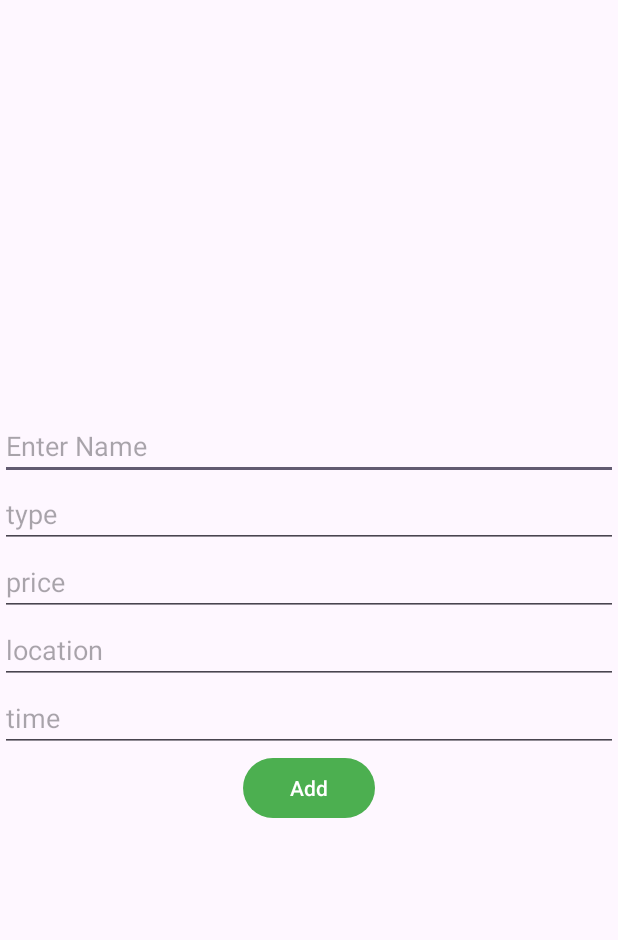
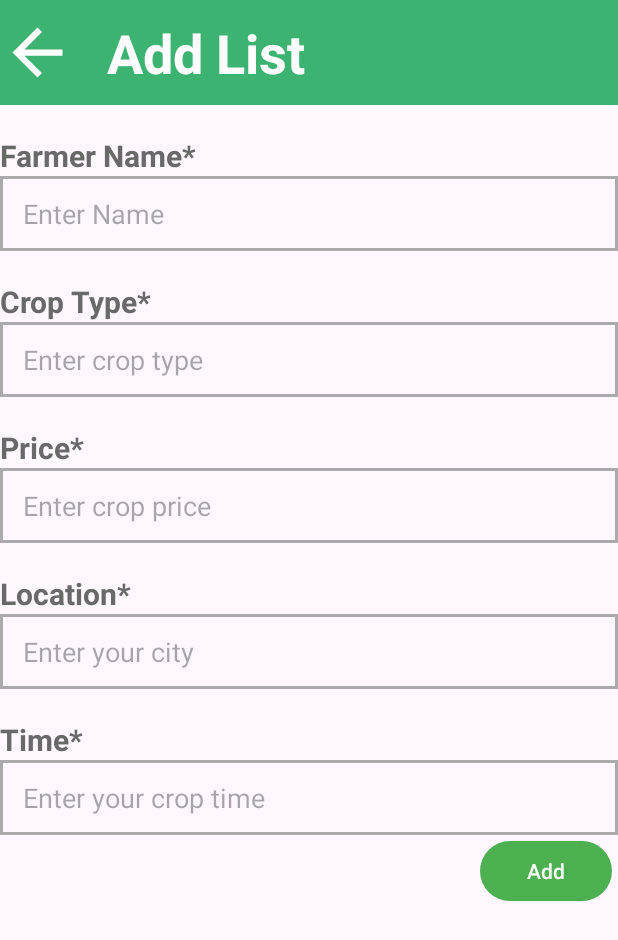
Before and after one commit to YashTanna/Farming-Management-App, an Android app: the Farmer_add_item screen opened directly, with no data from a screen before it, on a phone screen of 412 x 824 dp. Shown: the top 940 px of the screen. Run offline under Robolectric (Android 15) with nearby library versions, the phone set to English and light mode, and no system bars.

Commit message:
Update activity_farmer_add_item.xml

```diff
--- a/app/src/main/res/layout/activity_farmer_add_item.xml
+++ b/app/src/main/res/layout/activity_farmer_add_item.xml
@@ -7,46 +7,166 @@
     android:layout_width="match_parent"
     android:layout_height="match_parent"
     android:orientation="vertical"
-    android:gravity="center"
     tools:context=".Farmer_add_item">
+    <include layout="@layout/toolbar"/>
 
-
+    <TextView
+        android:id="@+id/Text2"
+        android:layout_width="wrap_content"
+        android:layout_height="wrap_content"
+        android:layout_marginLeft="0dp"
+        android:layout_marginTop="0dp"
+        android:paddingTop="20dp"
+        android:text="Farmer Name*"
+        android:textStyle="bold"
+        android:textColor="#696969"
+        android:textSize="20sp" />
+    <LinearLayout
+        android:id="@+id/phoneLayout"
+        android:layout_width="match_parent"
+        android:layout_height="50dp"
+        android:layout_below="@id/dotsAndPipeline"
+        android:orientation="horizontal"
+        android:background="@drawable/rectangle_border"
+        android:padding="5dp">
 
         <EditText
             android:id="@+id/name"
+            android:layout_width="wrap_content"
+            android:layout_height="wrap_content"
+            android:layout_marginStart="10dp"
+            android:hint="Enter Name"
+            android:background="@null"
+            android:textSize="18dp"
+            android:layout_gravity="center_vertical"
+            android:textColor="#A9A9A9"/>
+    </LinearLayout>
+    <TextView
+        android:id="@+id/Text3"
+        android:layout_width="wrap_content"
+        android:layout_height="wrap_content"
+        android:layout_marginLeft="0dp"
+        android:layout_marginTop="0dp"
+        android:paddingTop="20dp"
+        android:text="Crop Type*"
+        android:textStyle="bold"
+        android:textColor="#696969"
+        android:textSize="20sp" />
+    <LinearLayout
+        android:id="@+id/phoneLayout1"
         android:layout_width="match_parent"
-        android:layout_height="wrap_content"
-        android:hint="Enter Name"/>
+        android:layout_height="50dp"
+        android:layout_below="@id/dotsAndPipeline"
+        android:background="@drawable/rectangle_border"
+        android:padding="5dp">
 
         <EditText
             android:id="@+id/type"
+            android:layout_width="wrap_content"
+            android:layout_height="wrap_content"
+            android:layout_marginStart="10dp"
+            android:hint="Enter crop type"
+            android:background="@null"
+            android:textSize="18dp"
+            android:layout_gravity="center_vertical"
+            android:textColor="#A9A9A9"/>
+    </LinearLayout>
+    <TextView
+        android:id="@+id/Text4"
+        android:layout_width="wrap_content"
+        android:layout_height="wrap_content"
+        android:layout_marginLeft="0dp"
+        android:layout_marginTop="0dp"
+        android:paddingTop="20dp"
+        android:text="Price*"
+        android:textStyle="bold"
+        android:textColor="#696969"
+        android:textSize="20sp" />
+    <LinearLayout
+        android:id="@+id/phoneLayout2"
         android:layout_width="match_parent"
-        android:layout_height="wrap_content"
-        android:hint="type"/>
+        android:layout_height="50dp"
+        android:layout_below="@id/dotsAndPipeline"
+        android:background="@drawable/rectangle_border"
+        android:padding="5dp">
 
         <EditText
             android:id="@+id/price"
+            android:layout_width="wrap_content"
+            android:layout_height="wrap_content"
+            android:layout_marginStart="10dp"
+            android:hint="Enter crop price"
+            android:background="@null"
+            android:textSize="18dp"
+            android:layout_gravity="center_vertical"
+            android:textColor="#A9A9A9"/>
+    </LinearLayout>
+    <TextView
+        android:id="@+id/Text5"
+        android:layout_width="wrap_content"
+        android:layout_height="wrap_content"
+        android:layout_marginLeft="0dp"
+        android:layout_marginTop="0dp"
+        android:paddingTop="20dp"
+        android:text="Location*"
+        android:textStyle="bold"
+        android:textColor="#696969"
+        android:textSize="20sp" />
+    <LinearLayout
+        android:id="@+id/phoneLayout3"
         android:layout_width="match_parent"
-        android:layout_height="wrap_content"
-        android:hint="price"/>
+        android:layout_height="50dp"
+        android:layout_below="@id/dotsAndPipeline"
+        android:background="@drawable/rectangle_border"
+        android:padding="5dp">
 
         <EditText
             android:id="@+id/location"
+            android:layout_width="wrap_content"
+            android:layout_height="wrap_content"
+            android:layout_marginStart="10dp"
+            android:hint="Enter your city"
+            android:background="@null"
+            android:textSize="18dp"
+            android:layout_gravity="center_vertical"
+            android:textColor="#A9A9A9"/>
+    </LinearLayout>
+    <TextView
+        android:id="@+id/Text6"
+        android:layout_width="wrap_content"
+        android:layout_height="wrap_content"
+        android:layout_marginLeft="0dp"
+        android:layout_marginTop="0dp"
+        android:paddingTop="20dp"
+        android:text="Time*"
+        android:textStyle="bold"
+        android:textColor="#696969"
+        android:textSize="20sp" />
+    <LinearLayout
+        android:id="@+id/phoneLayout4"
         android:layout_width="match_parent"
-        android:layout_height="wrap_content"
-        android:hint="location"/>
+        android:layout_height="50dp"
+        android:layout_below="@id/dotsAndPipeline"
+        android:background="@drawable/rectangle_border"
+        android:padding="5dp">
 
         <EditText
             android:id="@+id/time"
-        android:layout_width="match_parent"
+            android:layout_width="wrap_content"
             android:layout_height="wrap_content"
-        android:hint="time"/>
+            android:layout_marginStart="10dp"
+            android:hint="Enter your crop time"
+            android:background="@null"
+            android:textSize="18dp"
+            android:layout_gravity="center_vertical"
+            android:textColor="#A9A9A9"/>
+    </LinearLayout>
 
     <Button
         android:id="@+id/btn"
         android:layout_width="wrap_content"
         android:layout_height="wrap_content"
         android:text="Add"
-        />
+        android:layout_marginLeft="320dp" />
 
 </LinearLayout>
--- a/app/src/main/res/layout/toolbar.xml
+++ b/app/src/main/res/layout/toolbar.xml
@@ -17,7 +17,7 @@
         android:textColor="@color/white"
         android:layout_centerVertical="true"
         android:textSize="36sp"
-        android:text="Lone"
+        android:text="Add List"
         android:textStyle="bold"
         android:paddingLeft="5dp"/>
 
```
Lines whose indentation alone changed are shown as unchanged.
